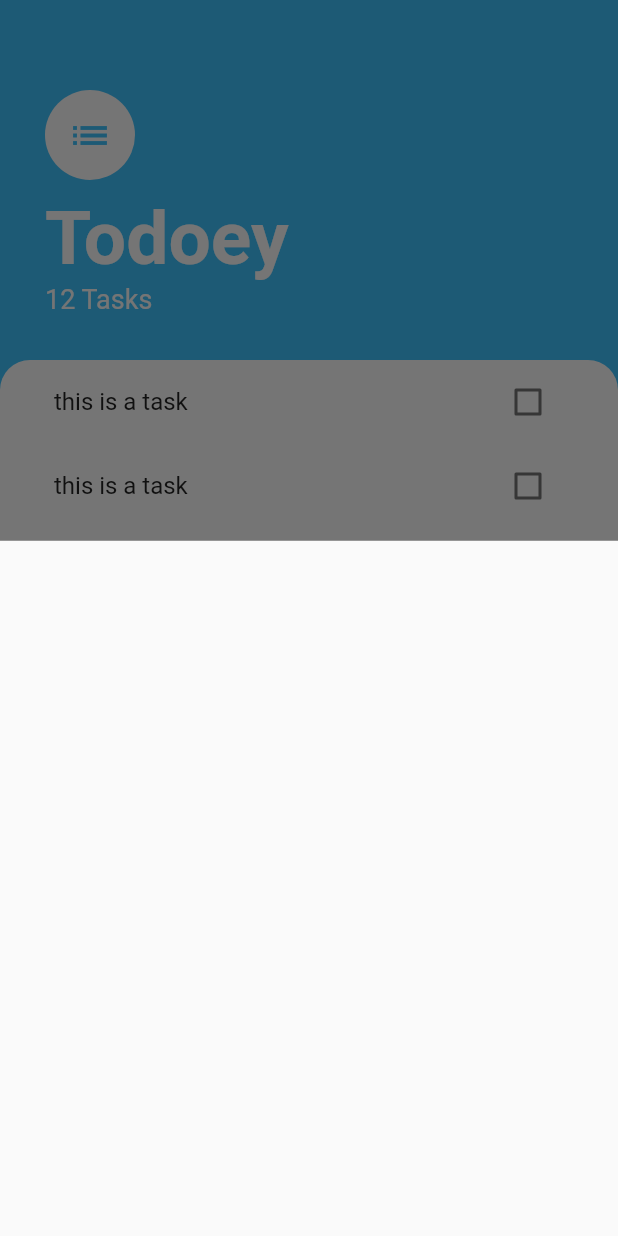
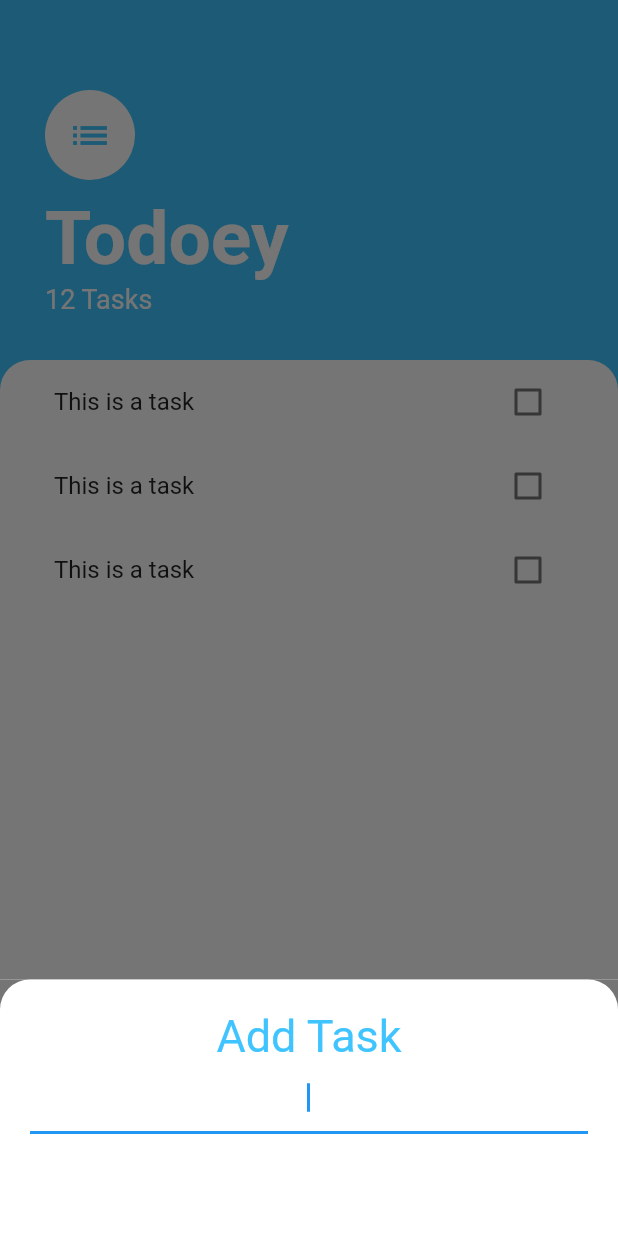
Before and after one commit to tobiasprima/todoey_flutter_app, a Flutter app: the screen it shows after launch, after a tap on the "add" icon, on a phone screen of 412 x 824 dp. Run offline on Flutter 3.47's test engine with Material 2 defaults, Android fonts, the phone set to English and light mode, and no system bars.

Commit message:
Add a Add Task Functionality

```diff
--- /dev/null
+++ b/lib/screens/add_task_screen.dart
@@ -0,0 +1,51 @@
+import 'package:flutter/material.dart';
+
+class AddTaskScreen extends StatelessWidget {
+  const AddTaskScreen({Key? key}) : super(key: key);
+
+  @override
+  Widget build(BuildContext context) {
+    return Container(
+      color: Color(0xff757575),
+      child: Container(
+        padding: EdgeInsets.all(20.0),
+        decoration: BoxDecoration(
+          color: Colors.white,
+          borderRadius: BorderRadius.only(
+            topLeft: Radius.circular(20.0),
+            topRight: Radius.circular(20.0),
+          ),
+        ),
+        child: Column(
+          crossAxisAlignment: CrossAxisAlignment.stretch,
+          children: [
+            Text(
+              'Add Task',
+              textAlign: TextAlign.center,
+              style: TextStyle(
+                color: Colors.lightBlueAccent,
+                fontSize: 30.0,
+              ),
+            ),
+            TextField(
+              autofocus: true,
+              textAlign: TextAlign.center,
+            ),
+            TextButton(
+              style: TextButton.styleFrom(
+                primary: Colors.lightBlueAccent,
+              ),
+              onPressed: () {},
+              child: Text(
+                'Add',
+                style: TextStyle(
+                  color: Colors.white,
+                ),
+              ),
+            )
+          ],
+        ),
+      ),
+    );
+  }
+}
--- a/lib/screens/tasks_screen.dart
+++ b/lib/screens/tasks_screen.dart
@@ -1,5 +1,6 @@
 import 'package:flutter/material.dart';
 import 'package:todoey_flutter/widgets/tasks_lists.dart';
+import 'package:todoey_flutter/screens/add_task_screen.dart';
 
 class TasksScreen extends StatelessWidget {
   const TasksScreen({Key? key}) : super(key: key);
@@ -13,7 +14,16 @@ class TasksScreen extends StatelessWidget {
         child: Icon(Icons.add),
         onPressed: () {
           showModalBottomSheet(
-              context: context, builder: (context) => Container());
+            context: context,
+            isScrollControlled: true,
+            builder: (context) => SingleChildScrollView(
+              child: Container(
+                padding: EdgeInsets.only(
+                    bottom: MediaQuery.of(context).viewInsets.bottom),
+                child: AddTaskScreen(),
+              ),
+            ),
+          );
         },
       ),
       body: Column(
--- a/lib/widgets/tasks_tile.dart
+++ b/lib/widgets/tasks_tile.dart
@@ -1,14 +1,47 @@
 import 'package:flutter/material.dart';
 
-class TasksTile extends StatelessWidget {
+class TasksTile extends StatefulWidget {
+  @override
+  State<TasksTile> createState() => _TasksTileState();
+}
+
+class _TasksTileState extends State<TasksTile> {
+  bool? isChecked = false;
+
   @override
   Widget build(BuildContext context) {
     return ListTile(
-      title: Text('this is a task'),
-      trailing: Checkbox(
-        value: false,
-        onChanged: (value) {},
+      title: Text(
+        'This is a task',
+        style: TextStyle(
+          decoration: isChecked! ? TextDecoration.lineThrough : null,
+        ),
+      ),
+      trailing: TaskCheckbox(
+        checkboxState: isChecked!,
+        toggleCheckboxState: (bool? checkboxState) {
+          setState(
+            () {
+              isChecked = checkboxState;
+            },
+          );
+        },
       ),
     );
   }
 }
+
+class TaskCheckbox extends StatelessWidget {
+  final bool checkboxState;
+  final void Function(bool?) toggleCheckboxState;
+
+  TaskCheckbox(
+      {required this.checkboxState, required this.toggleCheckboxState});
+  Widget build(BuildContext context) {
+    return Checkbox(
+      activeColor: Colors.lightBlueAccent,
+      value: checkboxState,
+      onChanged: toggleCheckboxState,
+    );
+  }
+}
```
